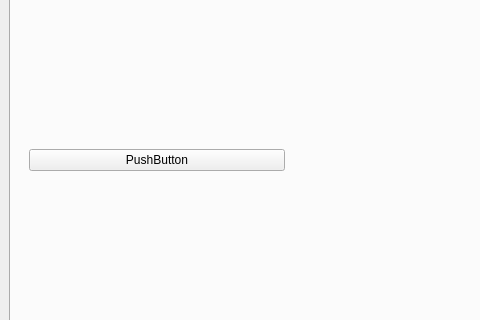
Old version of the form form.ui in the repository sstendahl/KARIN; both pictures show x 0 to 480 and y 295 to 615 of the 952 by 868 pixel window.
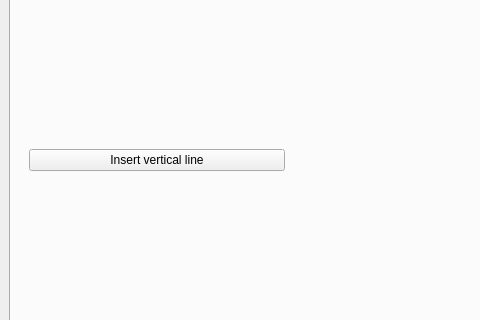
New version of the form. The open tabs and pages were chosen to show the change.

```diff
--- a/form.ui
+++ b/form.ui
@@ -126,7 +126,7 @@
                   <item row="0" column="0">
                    <widget class="QPushButton" name="insertVert_button">
                     <property name="text">
-                     <string>PushButton</string>
+                     <string>Insert vertical line</string>
                     </property>
                    </widget>
                   </item>
```
Left out of the diff: 14 changed lines with no effect on the pictures.
